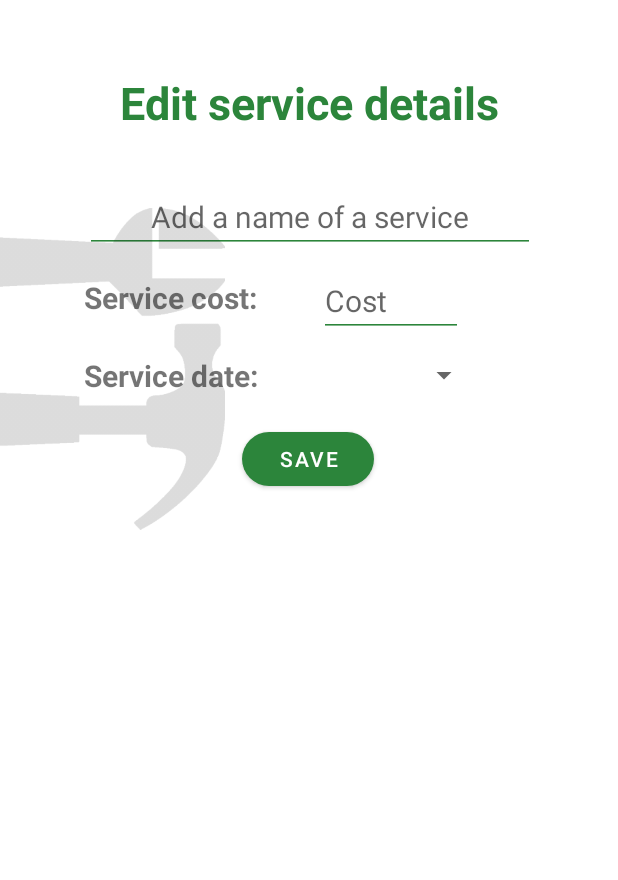
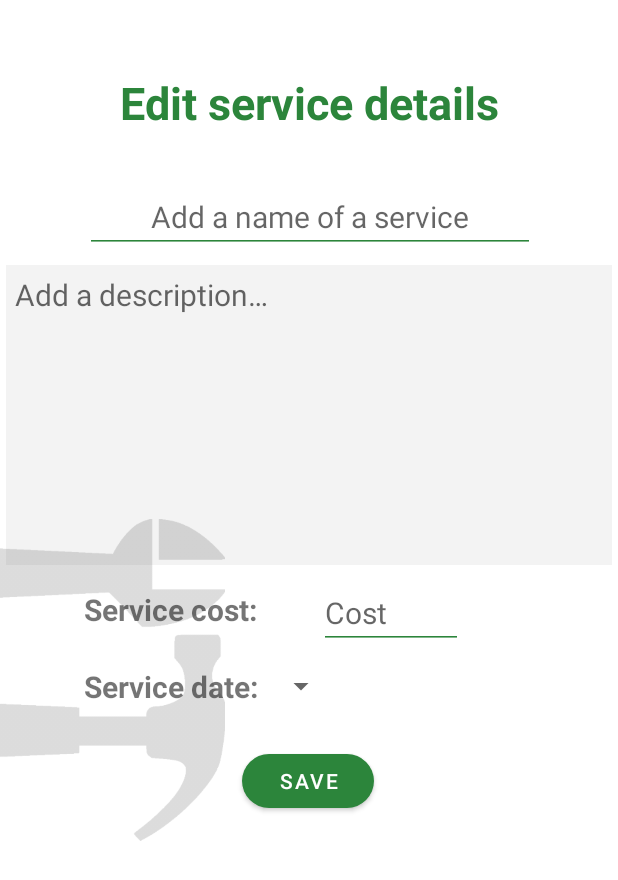
Before and after one commit to Pollongz/FuelApp, an Android app: the EditServiceActivity screen opened directly, with no data from a screen before it, on a phone screen of 412 x 824 dp. Shown: the top 880 px of the screen. Run offline under Robolectric (Android 15) with nearby library versions, the light colour scheme and no system bars; Roboto replaces fonts that are not available here.

Commit message:
fixed problems with date overriding textviews

```diff
--- a/app/src/main/res/layout/activity_edit_service.xml
+++ b/app/src/main/res/layout/activity_edit_service.xml
@@ -46,11 +46,11 @@
         <EditText
             android:id="@+id/editServiceDescEt"
             android:layout_width="0dp"
-            android:layout_height="0dp"
+            android:layout_height="200dp"
             android:layout_marginStart="4dp"
             android:layout_marginTop="8dp"
             android:layout_marginEnd="4dp"
-            android:layout_marginBottom="8dp"
+            android:layout_marginBottom="16dp"
             android:background="#73E4E4E4"
             android:ems="10"
             android:gravity="start|top"
@@ -76,6 +76,7 @@
             android:layout_width="96dp"
             android:layout_height="wrap_content"
             android:layout_marginStart="4dp"
+            android:layout_marginTop="8dp"
             android:layout_marginEnd="8dp"
             android:ems="10"
             android:gravity="start"
@@ -95,16 +96,13 @@
             android:id="@+id/editServiceDateTv"
             android:layout_width="wrap_content"
             android:layout_height="wrap_content"
-            android:layout_marginStart="4dp"
+            android:layout_marginStart="16dp"
             android:layout_marginTop="8dp"
-            android:layout_marginEnd="100dp"
             android:layout_marginBottom="132dp"
             android:gravity="end"
             android:textSize="20sp"
             app:drawableEndCompat="@drawable/ic_dropdown"
             app:layout_constraintBottom_toBottomOf="parent"
-            app:layout_constraintEnd_toEndOf="parent"
-            app:layout_constraintHorizontal_bias="0.964"
             app:layout_constraintStart_toEndOf="@+id/titleServiceDateTv"
             app:layout_constraintTop_toBottomOf="@+id/editServiceCostEt"
             app:layout_constraintVertical_bias="1.0" />
@@ -119,27 +117,26 @@
             android:textSize="20sp"
             android:textStyle="bold"
             app:layout_constraintBottom_toBottomOf="parent"
-            app:layout_constraintStart_toStartOf="parent"
-            app:layout_constraintTop_toBottomOf="@+id/titleServiceCostTv"
-            app:layout_constraintVertical_bias="1.0" />
+            app:layout_constraintStart_toStartOf="parent" />
 
         <TextView
             android:id="@+id/titleServiceCostTv"
             android:layout_width="wrap_content"
             android:layout_height="wrap_content"
             android:layout_marginStart="56dp"
-            android:layout_marginBottom="184dp"
+            android:layout_marginBottom="24dp"
             android:text="@string/service_cost"
             android:textSize="20sp"
             android:textStyle="bold"
-            app:layout_constraintBottom_toBottomOf="parent"
+            app:layout_constraintBottom_toTopOf="@+id/titleServiceDateTv"
             app:layout_constraintStart_toStartOf="parent" />
 
         <Button
             android:id="@+id/editServiceBtn"
             android:layout_width="wrap_content"
             android:layout_height="wrap_content"
-            android:layout_marginBottom="48dp"
+            android:layout_marginTop="16dp"
+            android:layout_marginBottom="50dp"
             android:fontFamily="sans-serif-medium"
             android:text="@string/save"
             app:backgroundTint="#2C853B"
```
Also changed, not shown: app/src/main/res/layout/activity_add_fuel.xml (+4 -6 lines), app/src/main/res/layout/activity_add_service.xml (+8 -10 lines), app/src/main/res/layout/activity_add_vehicle.xml (+7 -5 lines), app/src/main/res/layout/activity_edit_vehicle.xml (+5 -4 lines).
